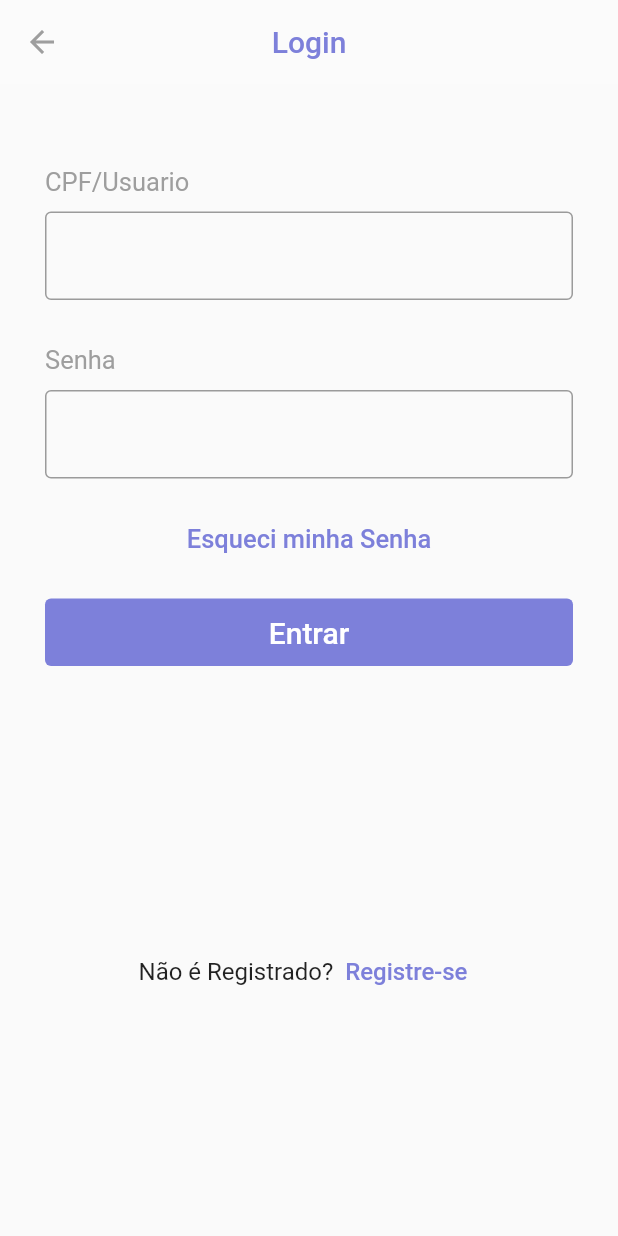
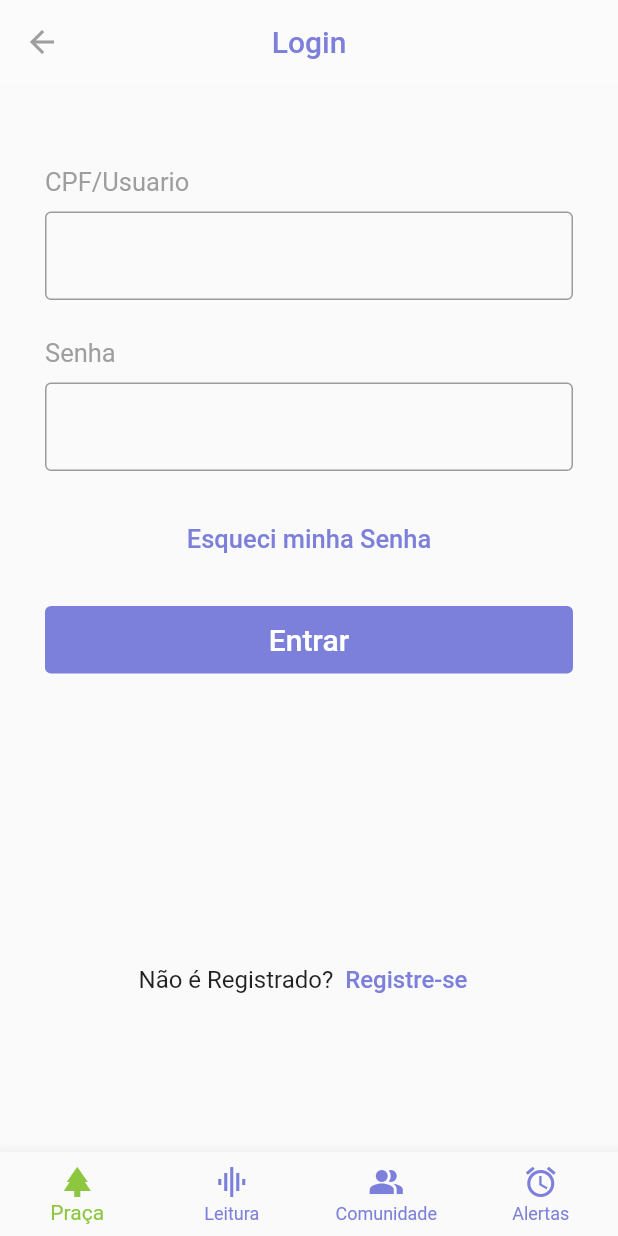
Before and after one commit to carloshenrique-dev/widgets, a Flutter app: the LoginPage screen opened by its route, on a phone screen of 412 x 824 dp. Run offline on Flutter 3.47's test engine with Material 2 defaults, Android fonts, the phone set to English and light mode, and no system bars; our stand-ins replace auto_size_text.

Commit message:
- login_page (mock) finished; - bottomNavigatioWidget (mock) created

```diff
--- a/lib/pages/login_page.dart
+++ b/lib/pages/login_page.dart
@@ -1,6 +1,7 @@
 import 'package:flutter/material.dart';
 import 'package:widgets/theme/app_colors.dart';
 import 'package:widgets/utils/app_routes.dart';
+import 'package:widgets/widgets/bottom_navigation_bar.dart';
 import '../widgets/default_text_form_field_widget.dart';
 import '../widgets/retangular_button_widget.dart';
 
@@ -28,6 +29,9 @@ class LoginPage extends StatelessWidget {
           ),
         ),
       ),
+      bottomNavigationBar: const BottomNavigationWidget(
+
+      ),
       body: Padding(
         padding: const EdgeInsets.symmetric(horizontal: 30),
         child: SingleChildScrollView(
@@ -40,10 +44,10 @@ class LoginPage extends StatelessWidget {
               ),
               const SizedBox(height: 10,),
               const DefaultTextFormWidget(),
-              const SizedBox( height: 30),
+              const SizedBox( height: 25),
               const DefaultTextFormWidget(title: 'Senha'),
               SizedBox(
-                height: 80,
+                height: 90,
                 child: Row(
                   mainAxisAlignment: MainAxisAlignment.center,
                   children: [
--- a/lib/widgets/bottom_navigation_bar.dart
+++ b/lib/widgets/bottom_navigation_bar.dart
@@ -1,14 +1,51 @@
 import 'package:flutter/material.dart';
 
-class BottomNavigationWidget extends StatelessWidget {
+import '../theme/app_colors.dart';
+
+class BottomNavigationWidget extends StatefulWidget {
   const BottomNavigationWidget({Key? key}) : super(key: key);
+
+  @override
+  State<BottomNavigationWidget> createState() => _BottomNavigationWidgetState();
+}
+
+class _BottomNavigationWidgetState extends State<BottomNavigationWidget> {
+  int currentIndex = 0;
 
   @override
   Widget build(BuildContext context) {
     return BottomNavigationBar(
+      type: BottomNavigationBarType.fixed,
+      unselectedItemColor: AppColors.blue,
+      selectedItemColor: AppColors.green,
       items: const [
-
+        BottomNavigationBarItem(
+          label: 'Praça',
+          icon: Icon(
+            Icons.park,
+          ),
+        ),
+        BottomNavigationBarItem(
+          label: 'Leitura',
+          icon: Icon(
+            Icons.graphic_eq,
+          ),
+        ),
+        BottomNavigationBarItem(
+          label: 'Comunidade',
+          icon: Icon(
+            Icons.people_alt,
+          ),
+        ),
+        BottomNavigationBarItem(
+          label: 'Alertas',
+          icon: Icon(
+            Icons.alarm_outlined,
+          ),
+        ),
       ],
+      currentIndex: currentIndex,
+      onTap: (valeu)=> setState(()=> currentIndex = valeu),
     );
   }
 }
```
